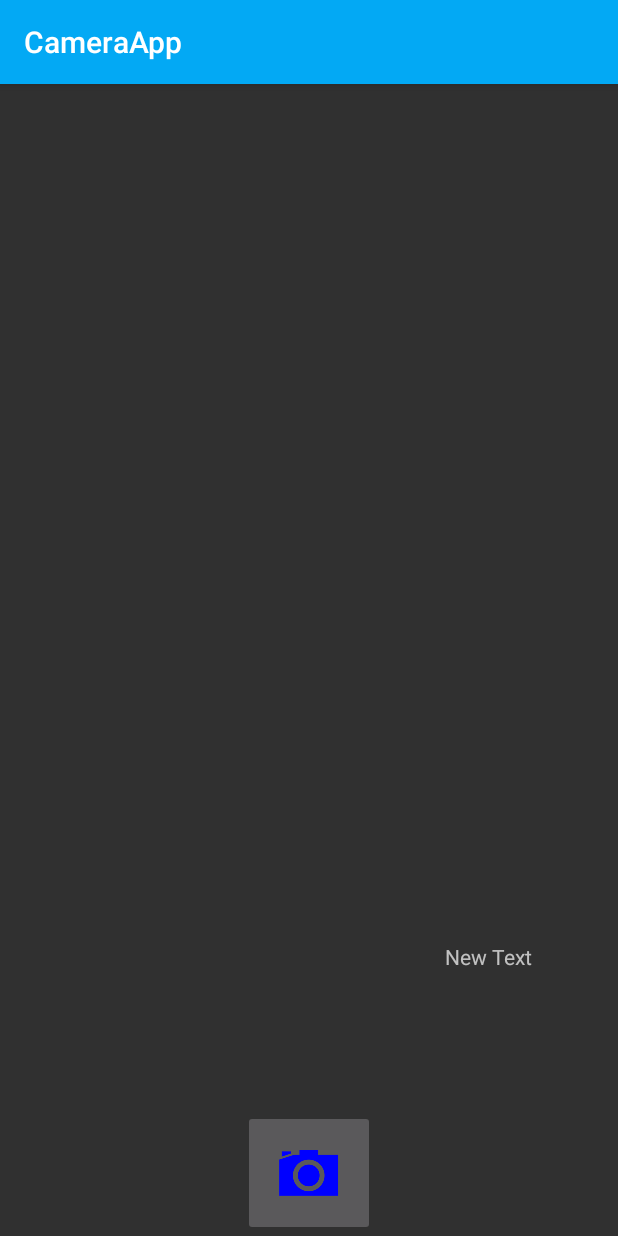
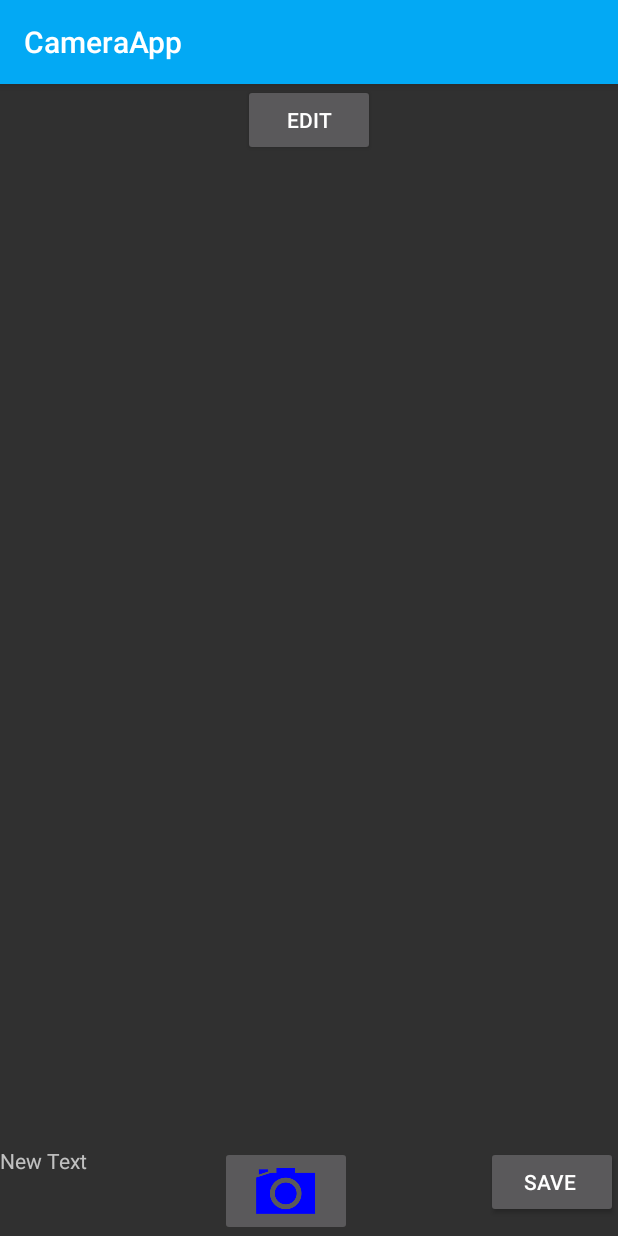
Before and after one commit to damankwa/cameraoverlay2, an Android app: the layout control.xml on its own in the app's theme, with its tools: preview values and no code run, on a phone screen of 412 x 824 dp. Run offline under Robolectric (Android 15) with nearby library versions, the phone set to English and light mode, and no system bars.

Commit message:
layout change

```diff
--- a/app/src/main/res/layout/control.xml
+++ b/app/src/main/res/layout/control.xml
@@ -1,18 +1,44 @@
 <?xml version="1.0" encoding="utf-8"?>
-<LinearLayout xmlns:android="http://schemas.android.com/apk/res/android"
+
+<RelativeLayout xmlns:android="http://schemas.android.com/apk/res/android"
     android:orientation="vertical"
     android:layout_width="fill_parent"
     android:layout_height="fill_parent"
-    android:gravity="bottom"
     android:weightSum="1">
 
+    <RelativeLayout
+        android:layout_width="match_parent"
+        android:layout_height="match_parent"
+        android:orientation="horizontal">
+    <Button
+        android:id="@+id/topbtn"
+        android:layout_width="wrap_content"
+        android:layout_height="wrap_content"
+        android:text=" Edit "
+        android:layout_gravity="center_horizontal"
+
+        android:layout_alignParentTop="true"
+        android:layout_centerHorizontal="true" />
+    </RelativeLayout>
+        <TableLayout
+            android:orientation="vertical"
+            android:layout_width="fill_parent"
+            android:layout_height="60dp"
+            android:layout_alignParentBottom="true"
+            android:layout_alignParentLeft="true"
+            android:layout_alignParentStart="true"
+            android:stretchColumns="1">
+
+            <TableRow
+                android:layout_width="match_parent"
+                android:layout_height="match_parent">
             <TextView
-        android:layout_width="115dp"
+                android:layout_width="wrap_content"
                 android:layout_height="wrap_content"
+                android:layout_toRightOf="@+id/takepicture"
                 android:text="New Text"
                 android:id="@+id/textView"
-        android:layout_gravity="right"
-        android:layout_weight="0.14" />
+                android:layout_gravity="center_horizontal" />
 
             <ImageButton
                 android:id="@+id/takepicture"
@@ -20,7 +46,16 @@
                 android:layout_height="wrap_content"
                 android:text=" * Take Picture "
                 android:src="@drawable/camera_icon_selector"
+                android:layout_gravity="center_horizontal" />
+
+                <Button
+                    android:id="@+id/saveTake"
+                    android:layout_width="wrap_content"
+                    android:layout_height="wrap_content"
+                    android:text="Save "
+                    android:src="@drawable/camera_icon_selector"
                     android:layout_gravity="center_horizontal"
-
                     />
-</LinearLayout>
+            </TableRow>
+        </TableLayout>
+    </RelativeLayout>
```
Lines whose indentation alone changed are shown as unchanged.
